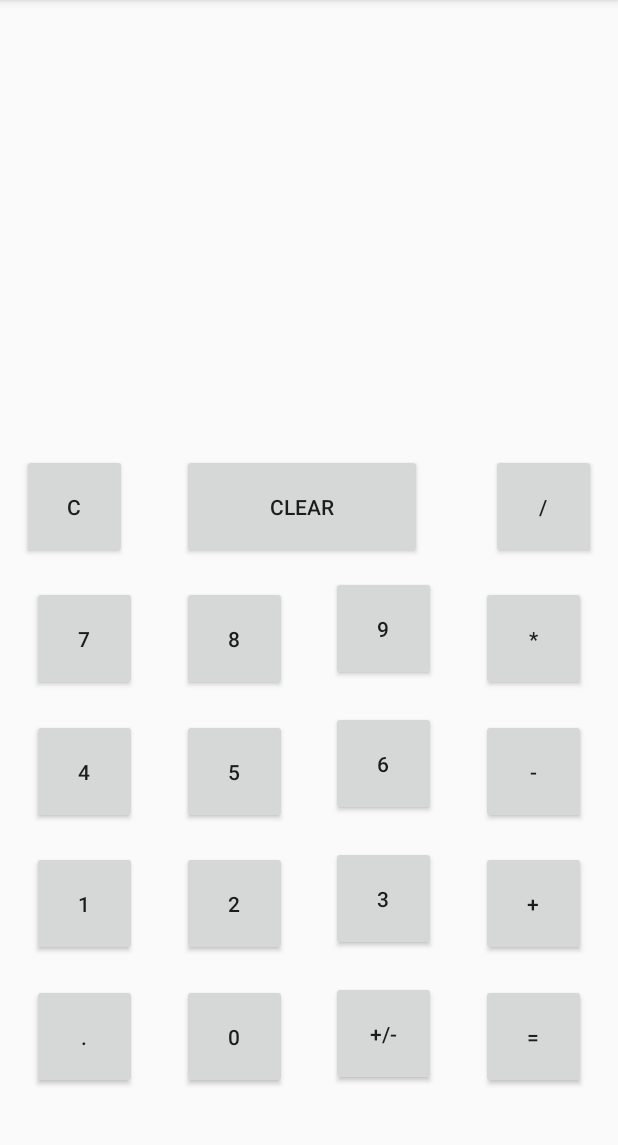
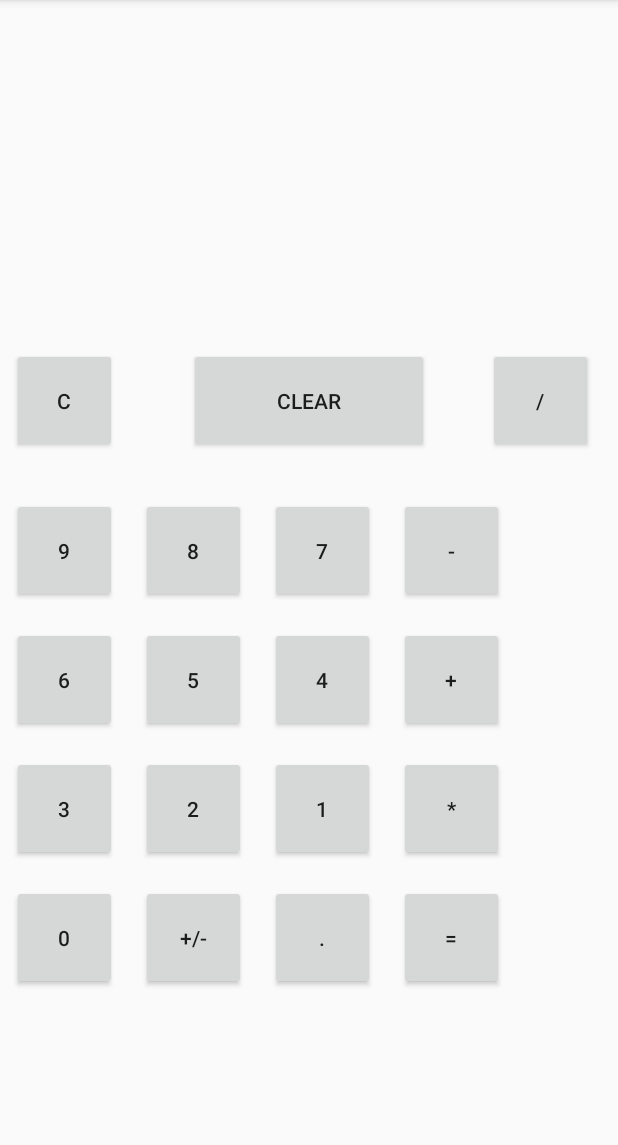
Before and after one commit to Shivam0Anand/android_calculator, an Android app: the screen it shows after launch (MainActivity), on a phone screen of 412 x 824 dp, the part 84-1229 px from its top. Run offline under Robolectric (Android 15) with nearby library versions, the phone set to English and light mode, and no system bars.

Commit message:
Minor Bug fixes

```diff
--- a/app/src/main/res/layout/activity_main.xml
+++ b/app/src/main/res/layout/activity_main.xml
@@ -1,5 +1,5 @@
 <?xml version="1.0" encoding="utf-8"?>
-<android.support.constraint.ConstraintLayout xmlns:android="http://schemas.android.com/apk/res/android"
+<RelativeLayout xmlns:android="http://schemas.android.com/apk/res/android"
     xmlns:app="http://schemas.android.com/apk/res-auto"
     xmlns:tools="http://schemas.android.com/tools"
     android:layout_width="match_parent"
@@ -8,6 +8,8 @@
 
     <Button
         android:id="@+id/btnDot"
+        android:layout_below="@+id/btn1"
+        android:layout_toRightOf="@+id/btnPM"
         android:layout_width="70dp"
         android:layout_height="70dp"
         android:layout_marginStart="8dp"
@@ -24,6 +26,8 @@
 
     <Button
         android:id="@+id/btnEqual"
+        android:layout_below="@+id/btnMul"
+        android:layout_toRightOf="@+id/btnDot"
         android:layout_width="70dp"
         android:layout_height="70dp"
         android:layout_marginStart="8dp"
@@ -40,6 +44,8 @@
 
     <Button
         android:id="@+id/btnPM"
+        android:layout_below="@+id/btn2"
+        android:layout_toRightOf="@+id/btn0"
         android:layout_width="70dp"
         android:layout_height="70dp"
         android:layout_marginStart="8dp"
@@ -56,6 +62,8 @@
 
     <Button
         android:id="@+id/btn1"
+        android:layout_below="@+id/btn4"
+        android:layout_toRightOf="@+id/btn2"
         android:layout_width="70dp"
         android:layout_height="70dp"
         android:layout_marginStart="8dp"
@@ -72,6 +80,7 @@
 
     <Button
         android:id="@+id/btn3"
+        android:layout_below="@+id/btn6"
         android:layout_width="70dp"
         android:layout_height="70dp"
         android:layout_marginStart="8dp"
@@ -88,6 +97,8 @@
 
     <Button
         android:id="@+id/btnAdd"
+        android:layout_below="@+id/btnSub"
+        android:layout_toRightOf="@+id/btn4"
         android:layout_width="70dp"
         android:layout_height="70dp"
         android:layout_marginStart="8dp"
@@ -104,6 +115,8 @@
 
     <Button
         android:id="@+id/btn4"
+        android:layout_below="@+id/btn7"
+        android:layout_toRightOf="@+id/btn5"
         android:layout_width="70dp"
         android:layout_height="70dp"
         android:layout_marginStart="8dp"
@@ -120,11 +133,13 @@
 
     <Button
         android:id="@+id/btnSub"
+        android:layout_below="@+id/result"
+        android:layout_toRightOf="@+id/btn7"
         android:layout_width="70dp"
         android:layout_height="70dp"
         android:layout_marginStart="8dp"
         android:layout_marginLeft="8dp"
-        android:layout_marginTop="8dp"
+        android:layout_marginTop="-350dp"
         android:layout_marginEnd="8dp"
         android:layout_marginRight="8dp"
         android:layout_marginBottom="8dp"
@@ -136,6 +151,7 @@
 
     <Button
         android:id="@+id/btn6"
+        android:layout_below="@+id/btn9"
         android:layout_width="70dp"
         android:layout_height="70dp"
         android:layout_marginStart="8dp"
@@ -152,11 +168,13 @@
 
     <Button
         android:id="@+id/btn8"
+        android:layout_toRightOf="@+id/btn9"
+        android:layout_below="@+id/result"
         android:layout_width="70dp"
         android:layout_height="70dp"
         android:layout_marginStart="8dp"
         android:layout_marginLeft="8dp"
-        android:layout_marginTop="8dp"
+        android:layout_marginTop="-350dp"
         android:layout_marginEnd="8dp"
         android:layout_marginRight="8dp"
         android:layout_marginBottom="8dp"
@@ -168,22 +186,24 @@
 
     <Button
         android:id="@+id/btn7"
+        android:layout_below="@+id/result"
+        android:layout_toRightOf="@+id/btn8"
         android:layout_width="70dp"
         android:layout_height="70dp"
         android:layout_marginStart="8dp"
         android:layout_marginLeft="8dp"
-        android:layout_marginTop="8dp"
+        android:layout_marginTop="-350dp"
         android:layout_marginEnd="8dp"
         android:layout_marginRight="8dp"
         android:layout_marginBottom="8dp"
         android:text="7"
-        app:layout_constraintBottom_toTopOf="@+id/btn4"
-        app:layout_constraintEnd_toStartOf="@+id/btn8"
         app:layout_constraintStart_toStartOf="parent"
-        app:layout_constraintTop_toBottomOf="@+id/btnC" />
+        app:layout_constraintTop_toBottomOf="parent" />
 
     <Button
         android:id="@+id/btnMul"
+        android:layout_below="@+id/btnAdd"
+        android:layout_toRightOf="@+id/btn1"
         android:layout_width="70dp"
         android:layout_height="70dp"
         android:layout_marginStart="8dp"
@@ -200,43 +220,45 @@
 
     <Button
         android:id="@+id/btnC"
+        android:layout_below="@+id/result"
         android:layout_width="70dp"
         android:layout_height="70dp"
         android:layout_marginStart="8dp"
         android:layout_marginLeft="8dp"
-        android:layout_marginTop="300dp"
+        android:layout_marginTop="-450dp"
         android:layout_marginEnd="8dp"
         android:layout_marginRight="8dp"
         android:layout_marginBottom="8dp"
         android:text="C"
-        app:layout_constraintBottom_toTopOf="@+id/btn7"
-        app:layout_constraintEnd_toStartOf="@+id/btnClear"
         app:layout_constraintStart_toStartOf="parent"
         app:layout_constraintTop_toTopOf="parent" />
 
     <Button
         android:id="@+id/btn9"
+        android:layout_below="@+id/result"
         android:layout_width="70dp"
         android:layout_height="70dp"
         android:layout_marginStart="8dp"
         android:layout_marginLeft="8dp"
-        android:layout_marginTop="8dp"
+        android:layout_marginTop="-350dp"
         android:layout_marginEnd="8dp"
         android:layout_marginRight="8dp"
         android:layout_marginBottom="8dp"
         android:text="9"
-        app:layout_constraintBottom_toTopOf="@+id/btn6"
-        app:layout_constraintEnd_toStartOf="@+id/btnMul"
-        app:layout_constraintStart_toEndOf="@+id/btn8"
-        app:layout_constraintTop_toBottomOf="@+id/btnClear" />
+        app:layout_constraintBottom_toTopOf="parent"
+        app:layout_constraintEnd_toStartOf="parent"
+        app:layout_constraintStart_toEndOf="parent"
+        app:layout_constraintTop_toBottomOf="parent" />
 
     <Button
         android:id="@+id/btnClear"
+        android:layout_below="@id/result"
+        android:layout_centerHorizontal="true"
         android:layout_width="160dp"
         android:layout_height="70dp"
         android:layout_marginStart="22dp"
         android:layout_marginLeft="22dp"
-        android:layout_marginTop="300dp"
+        android:layout_marginTop="-450dp"
         android:layout_marginEnd="31dp"
         android:layout_marginRight="31dp"
         android:layout_marginBottom="8dp"
@@ -248,11 +270,13 @@
 
     <Button
         android:id="@+id/btnDiv"
+        android:layout_below="@+id/result"
+        android:layout_toRightOf="@+id/btnClear"
         android:layout_width="70dp"
         android:layout_height="70dp"
         android:layout_marginStart="8dp"
         android:layout_marginLeft="8dp"
-        android:layout_marginTop="300dp"
+        android:layout_marginTop="-450dp"
         android:layout_marginEnd="8dp"
         android:layout_marginRight="8dp"
         android:layout_marginBottom="8dp"
@@ -264,6 +288,7 @@
 
     <TextView
         android:id="@+id/info"
+        android:layout_centerHorizontal="true"
         android:layout_width="356dp"
         android:layout_height="80dp"
         android:layout_marginStart="28dp"
@@ -284,9 +309,11 @@
         android:id="@+id/result"
         android:layout_width="356dp"
         android:layout_height="80dp"
+        android:layout_below="@+id/info"
+        android:layout_centerHorizontal="true"
         android:layout_marginStart="29dp"
         android:layout_marginLeft="29dp"
-        android:layout_marginTop="24dp"
+        android:layout_marginTop="-600dp"
         android:layout_marginEnd="26dp"
         android:layout_marginRight="26dp"
         android:layout_marginBottom="490dp"
@@ -298,6 +325,8 @@
 
     <Button
         android:id="@+id/btn5"
+        android:layout_below="@+id/btn8"
+        android:layout_toRightOf="@+id/btn6"
         android:layout_width="70dp"
         android:layout_height="70dp"
         android:layout_marginStart="8dp"
@@ -314,6 +343,8 @@
 
     <Button
         android:id="@+id/btn2"
+        android:layout_below="@+id/btn5"
+        android:layout_toRightOf="@+id/btn3"
         android:layout_width="70dp"
         android:layout_height="70dp"
         android:layout_marginStart="8dp"
@@ -330,6 +361,7 @@
 
     <Button
         android:id="@+id/btn0"
+        android:layout_below="@+id/btn3"
         android:layout_width="70dp"
         android:layout_height="70dp"
         android:layout_marginStart="8dp"
@@ -343,4 +375,4 @@
         app:layout_constraintEnd_toStartOf="@+id/btnPM"
         app:layout_constraintStart_toEndOf="@+id/btnDot"
         app:layout_constraintTop_toBottomOf="@+id/btn2" />
-</android.support.constraint.ConstraintLayout>
+</RelativeLayout>
```
Also changed, not shown: 2 other files.
